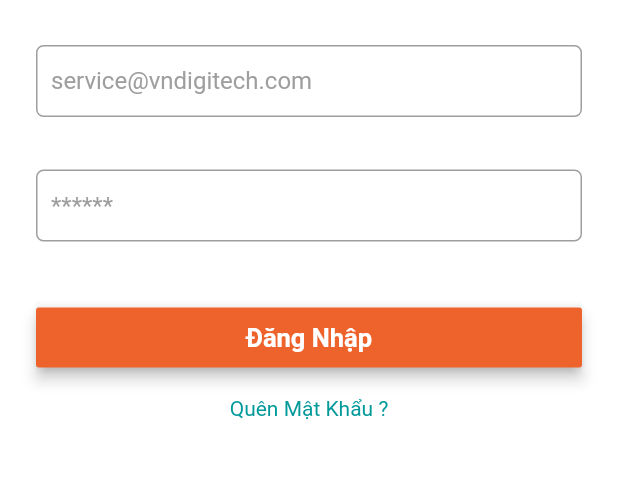
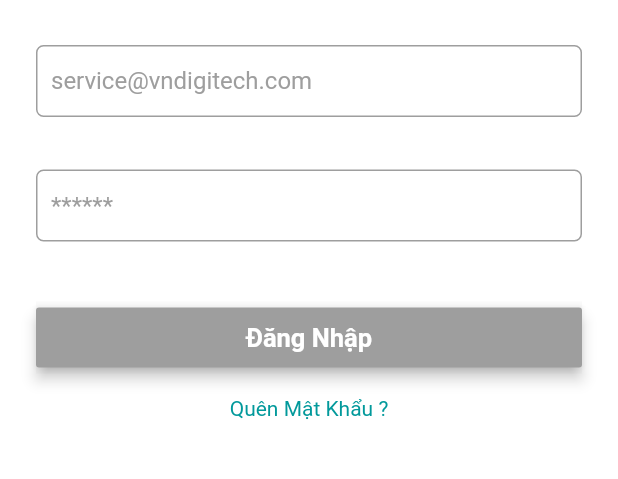
Before and after one commit to TranTrungTinLV/iMan, a Flutter app: the screen it shows after launch, on a phone screen of 412 x 824 dp, the part 561-1040 px from its top. Run offline on Flutter 3.47's test engine with Material 2 defaults, Android fonts, the phone set to English and light mode, and no system bars; our stand-ins replace font_awesome_flutter, image_picker, shared_preferences.

Commit message:
try hard

```diff
--- a/lib/main.dart
+++ b/lib/main.dart
@@ -27,7 +27,7 @@ class MyApp extends StatelessWidget {
         debugShowCheckedModeBanner: false,
         initialRoute: Welcome_Screen.id,
         routes: {
-          Welcome_Screen.id: (context) => const Welcome_Screen(),
+          Welcome_Screen.id: (context) => Welcome_Screen(),
           HomePage.id: (context) => const HomePage(),
           Register_Screen.id: (context) => const Register_Screen(),
         },
--- a/lib/providers/welcome_provider.dart
+++ b/lib/providers/welcome_provider.dart
@@ -7,6 +7,9 @@ import '../core/models/user.dart';
 
 class User_Provider with ChangeNotifier {
   String? _token;
+  late String email;
+  String password = ' ';
+  bool isButtonEnabled = false;
   void login(User user, context) async {
     try {
       final auth = Networking();
@@ -39,4 +42,9 @@ class User_Provider with ChangeNotifier {
     notifyListeners();
     return _token;
   }
+
+  void checkbutton(String password, String email) {
+    isButtonEnabled = email.length >= 3 && password.length >= 3;
+    notifyListeners();
+  }
 }
--- a/lib/views/Login/welcome_screen.dart
+++ b/lib/views/Login/welcome_screen.dart
@@ -1,4 +1,3 @@
-
 import 'package:flutter/material.dart';
 import 'package:iman/providers/welcome_provider.dart';
 import 'package:provider/provider.dart';
@@ -15,11 +14,25 @@ class Welcome_Screen extends StatefulWidget {
 class _Welcome_ScreenState extends State<Welcome_Screen> {
   TextEditingController emailController = TextEditingController();
   TextEditingController passwordController = TextEditingController();
+  bool isButtonEnabled = false;
   @override
   void initState() {
     // TODO: implement initState
     super.initState();
   }
+
+  // void checkbutton(String newValue) {
+  //   if (emailController.text.length >= 3 &&
+  //       passwordController.text.length >= 3) {
+  //     setState(() {
+  //       isButtonEnabled = true;
+  //     });
+  //   } else {
+  //     setState(() {
+  //       isButtonEnabled = false;
+  //     });
+  //   }
+  // }
 
   @override
   Widget build(BuildContext context) {
@@ -65,7 +78,9 @@ class _Welcome_ScreenState extends State<Welcome_Screen> {
               Consumer<User_Provider>(builder: (context, userProvider, _) {
                 return TextField(
                   controller: emailController,
-                  onChanged: (newValue) {},
+                  onChanged: (newValue) {
+                    userProvider.checkbutton(newValue,emailController.text);
+                  },
                   decoration: const InputDecoration(
                       hintText: 'service@vndigitech.com',
                       hintStyle: TextStyle(color: Colors.grey),
@@ -84,7 +99,9 @@ class _Welcome_ScreenState extends State<Welcome_Screen> {
                 builder: (context, userProvider, child) {
                   return TextField(
                     controller: passwordController,
-                    onChanged: (newValue) {},
+                    onChanged: (newValue) {
+                      userProvider.checkbutton(newValue, passwordController.text);
+                    },
                     obscureText: true,
                     decoration: const InputDecoration(
                         hintText: '******',
@@ -106,7 +123,9 @@ class _Welcome_ScreenState extends State<Welcome_Screen> {
                   builder: (context, userProvider, child) {
                     return MaterialButton(
                       elevation: 4,
-                      color: const Color.fromRGBO(238, 99, 44, 1),
+                      color: userProvider.isButtonEnabled
+                          ? Color.fromRGBO(238, 99, 44, 1)
+                          : Colors.grey,
                       minWidth: 400.0,
                       height: 40.0,
                       onPressed: () async {
@@ -114,6 +133,7 @@ class _Welcome_ScreenState extends State<Welcome_Screen> {
                             email: emailController.text.toString(),
                             password: passwordController.text.toString());
                         userProvider.login(logins, context);
+
                       },
                       child: const Text(
                         'Đăng Nhập',
```
